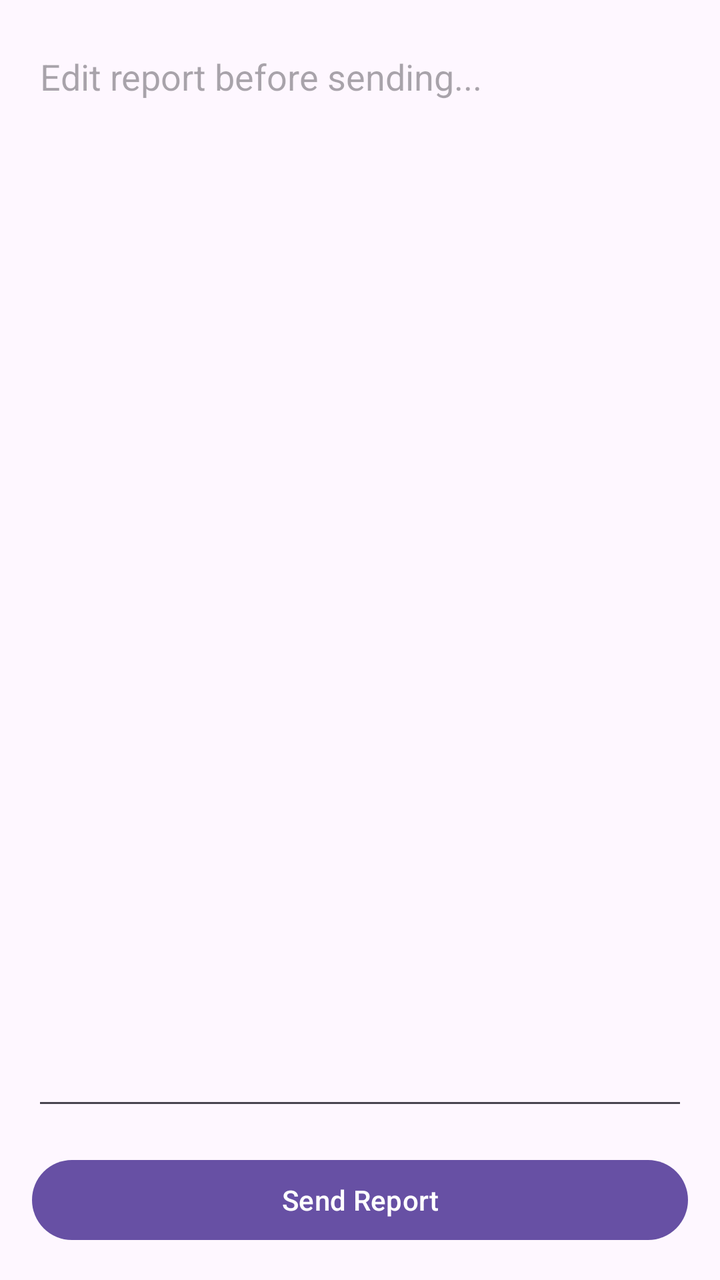
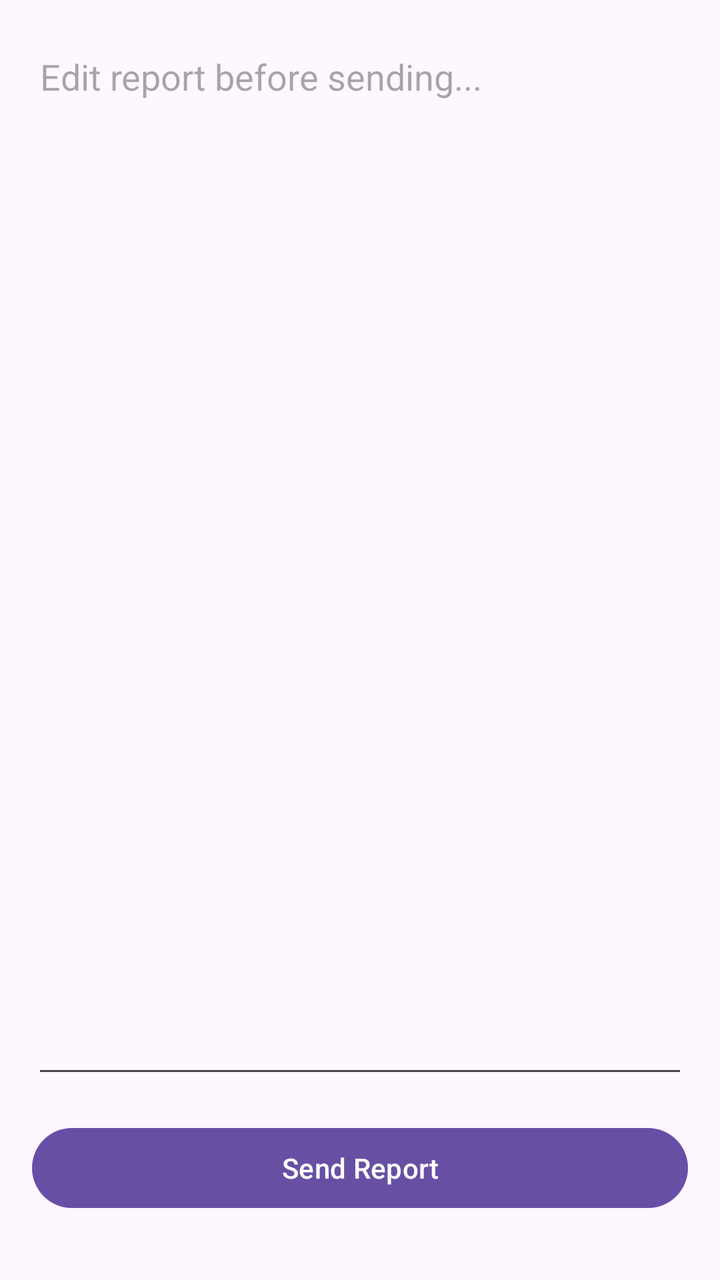

The first picture is an Android layout as it rendered before a commit; the second is the same layout after the commit. The layout source and the unified diff follow.
<!-- AndroidManifest.xml: application theme Theme.TimeTracker -->
<!-- res/layout/fragment_send.xml -->
<?xml version="1.0" encoding="utf-8"?>
<androidx.constraintlayout.widget.ConstraintLayout xmlns:android="http://schemas.android.com/apk/res/android"
    xmlns:app="http://schemas.android.com/apk/res-auto"
    xmlns:tools="http://schemas.android.com/tools"
    android:layout_width="match_parent"
    android:layout_height="match_parent">

    <EditText
        android:id="@+id/edittext_report"
        android:layout_width="0dp"
        android:layout_height="0dp"
        android:layout_margin="16dp"
        android:gravity="top"
        android:hint="Edit report before sending..."
        android:inputType="textMultiLine"
        app:layout_constraintBottom_toTopOf="@+id/button_final_send"
        app:layout_constraintEnd_toEndOf="parent"
        app:layout_constraintStart_toStartOf="parent"
        app:layout_constraintTop_toTopOf="parent" />

    <Button
        android:id="@+id/button_final_send"
        android:layout_width="match_parent"
        android:layout_height="wrap_content"
        android:layout_margin="16dp"
        android:text="Send Report"
        app:layout_constraintBottom_toBottomOf="parent"
        app:layout_constraintEnd_toEndOf="parent"
        app:layout_constraintStart_toStartOf="parent" />

</androidx.constraintlayout.widget.ConstraintLayout>
<!-- resources referenced by this layout -->
<resources>
  <style name="Theme.TimeTracker" parent="Base.Theme.TimeTracker" />
  <style name="Base.Theme.TimeTracker" parent="Theme.Material3.DayNight.NoActionBar">
          
          
      </style>
</resources>

<!-- the commit's change to res/layout/fragment_send.xml (unified diff, before → after) -->
@@ -22,7 +22,10 @@
         android:id="@+id/button_final_send"
         android:layout_width="match_parent"
         android:layout_height="wrap_content"
-        android:layout_margin="16dp"
+        android:layout_marginLeft="16dp"
+        android:layout_marginRight="16dp"
+        android:layout_marginTop="16dp"
+        android:layout_marginBottom="32dp"
         android:text="Send Report"
         app:layout_constraintBottom_toBottomOf="parent"
         app:layout_constraintEnd_toEndOf="parent"
